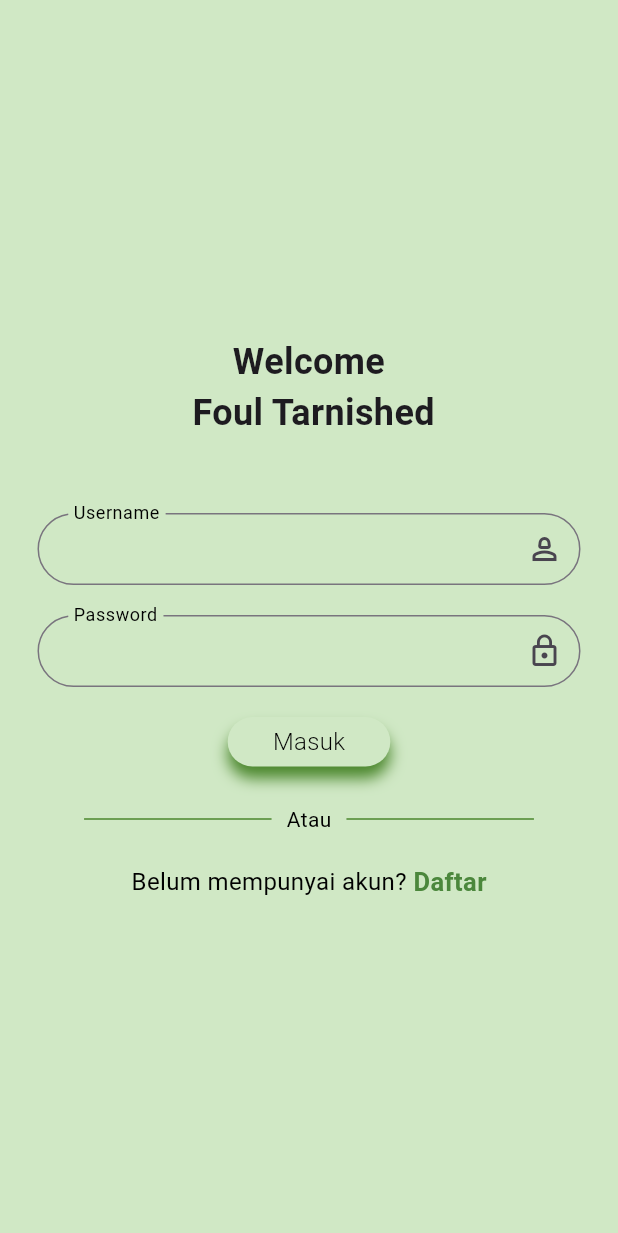
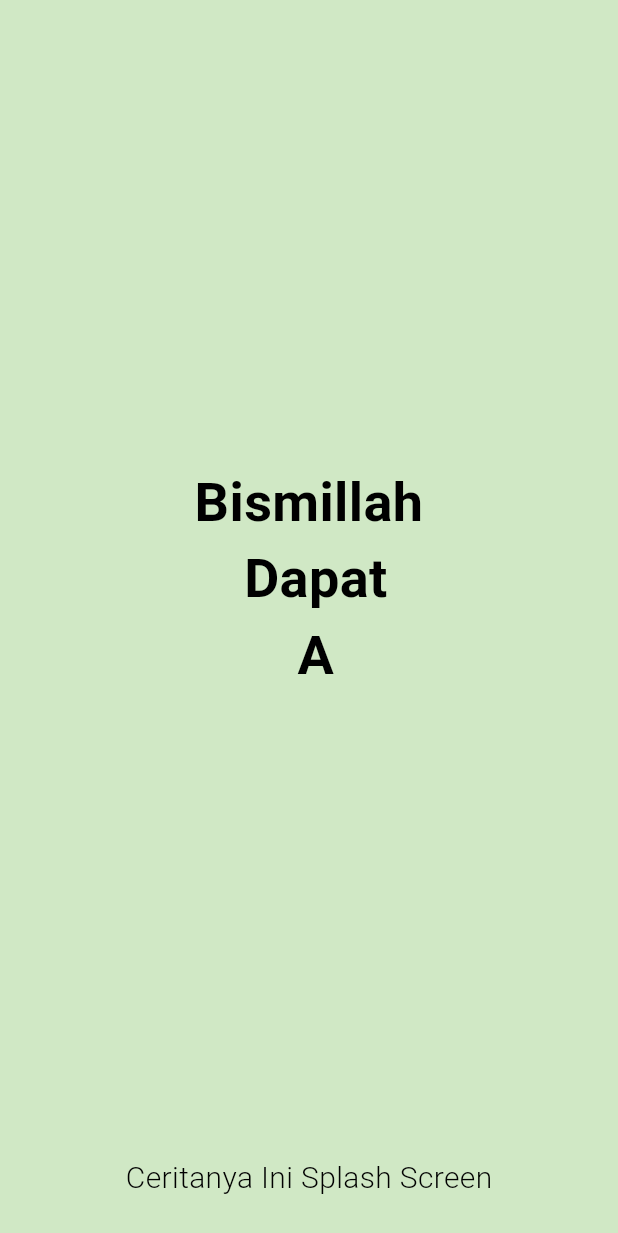
Before and after one commit to fnt4sia/fp_kriptografi, a Flutter app: the first screen one second after launch, on a phone screen of 412 x 824 dp. Shown: the top 1233 px of the screen. Run offline on Flutter 3.47's test engine with Material 3 defaults, Android fonts, the phone set to English and light mode, and no system bars; our stand-ins replace cloud_firestore, dio, file_picker, firebase_core, firebase_storage, get and 2 more; missing offline and left inert: encrypt; accounts and stored records are empty; Roboto replaces fonts that are missing (OpenSans).

Commit message:
fix : minor fix

```diff
--- a/lib/main.dart
+++ b/lib/main.dart
@@ -20,7 +20,7 @@ class MyApp extends StatelessWidget {
         useMaterial3: true,
       ),
       getPages: AppRoutes.routes,
-      initialRoute: '/login',
+      initialRoute: '/splash',
       debugShowCheckedModeBanner: false,
     );
   }
--- a/lib/routes/routes.dart
+++ b/lib/routes/routes.dart
@@ -2,6 +2,7 @@ import 'package:fp_kriptografi/view/chat_view.dart';
 import 'package:fp_kriptografi/view/home_view.dart';
 import 'package:fp_kriptografi/view/login_view.dart';
 import 'package:fp_kriptografi/view/register_view.dart';
+import 'package:fp_kriptografi/view/splash_view.dart';
 import 'package:get/get.dart';
 
 class AppRoutes {
@@ -22,5 +23,9 @@ class AppRoutes {
       name: '/chat',
       page: () => const ChatPage(),
     ),
+    GetPage(
+      name: '/splash',
+      page: () => const SplashScreen(),
+    ),
   ];
 }
--- a/lib/shared/utils/user_utils.dart
+++ b/lib/shared/utils/user_utils.dart
@@ -1,4 +1,5 @@
 import 'package:cloud_firestore/cloud_firestore.dart';
+import 'package:fp_kriptografi/shared/utils/crpyto_utils.dart';
 import 'package:shared_preferences/shared_preferences.dart';
 
 class UserUtils {
@@ -48,6 +49,7 @@ class UserUtils {
       String lastMessage = '';
       if (chatDoc.exists) {
         lastMessage = chatDoc['lastMessage'] ?? '';
+        lastMessage = CrpytoUtils.superCipher(lastMessage, false);
       }
 
       contacts.add({
--- a/lib/view/home_view.dart
+++ b/lib/view/home_view.dart
@@ -9,12 +9,12 @@ class HomePage extends StatelessWidget {
   Widget build(BuildContext context) {
     final HomeController controller = Get.put(HomeController());
     return Scaffold(
+      backgroundColor: const Color(0xffD0E8C5),
       appBar: AppBar(
         title: const Text(
           "Kripto F nya Fitra",
           style: TextStyle(
-            color: Colors.white,
-          ),
+              color: Colors.white, fontSize: 24, fontWeight: FontWeight.bold),
         ),
         backgroundColor: Colors.teal,
         automaticallyImplyLeading: false,
--- a/lib/view/login_view.dart
+++ b/lib/view/login_view.dart
@@ -24,7 +24,7 @@ class LoginPage extends StatelessWidget {
               mainAxisAlignment: MainAxisAlignment.center,
               children: [
                 const Text(
-                  'Welcome \n Foul Tarnished',
+                  'Welcome \n Maidenless Tarnished',
                   style: TextStyle(
                     fontSize: 24,
                     fontWeight: FontWeight.bold,
--- a/lib/view/register_view.dart
+++ b/lib/view/register_view.dart
@@ -27,7 +27,7 @@ class RegisterPage extends StatelessWidget {
                 const Text(
                   'Welcome \n Maidenless Tarnished',
                   style: TextStyle(
-                    fontSize: 22,
+                    fontSize: 24,
                     fontWeight: FontWeight.bold,
                   ),
                   textAlign: TextAlign.center,
--- /dev/null
+++ b/lib/view/splash_view.dart
@@ -0,0 +1,45 @@
+import 'package:flutter/material.dart';
+import 'package:fp_kriptografi/controller/splash_controller.dart';
+import 'package:get/get.dart';
+
+class SplashScreen extends StatelessWidget {
+  const SplashScreen({super.key});
+
+  @override
+  Widget build(BuildContext context) {
+    Get.put(SplashController());
+    return const Scaffold(
+      backgroundColor: Color(0xffD0E8C5),
+      body: Column(
+        mainAxisAlignment: MainAxisAlignment.center,
+        crossAxisAlignment: CrossAxisAlignment.center,
+        children: [
+          Expanded(
+            child: Center(
+              child: Text(
+                'Bismillah \n Dapat \n A',
+                style: TextStyle(
+                  color: Colors.black,
+                  fontSize: 36,
+                  fontWeight: FontWeight.bold,
+                ),
+                textAlign: TextAlign.center,
+              ),
+            ),
+          ),
+          Padding(
+            padding: EdgeInsets.only(bottom: 24),
+            child: Text(
+              "Ceritanya Ini Splash Screen",
+              style: TextStyle(
+                color: Colors.black,
+                fontSize: 20,
+                fontWeight: FontWeight.w300,
+              ),
+            ),
+          ),
+        ],
+      ),
+    );
+  }
+}
--- a/pubspec.yaml
+++ b/pubspec.yaml
@@ -31,6 +31,7 @@ dependencies:
   cloud_firestore: ^5.5.0
   crypto: ^3.0.6
   cupertino_icons: ^1.0.8
+  dio: ^5.7.0
   encrypt: ^5.0.3
   file_picker: ^8.1.4
   firebase_core: ^3.7.0
@@ -41,6 +42,7 @@ dependencies:
   http: ^1.2.2
   image: ^4.3.0
   path_provider: ^2.1.5
+  permission_handler: ^11.3.1
   shared_preferences: ^2.3.3
 
 dev_dependencies:
```
Also changed, not shown: lib/controller/chat_controller.dart (+106 -7 lines), lib/controller/login_controller.dart (+0 -13 lines), lib/controller/splash_controller.dart (added, +22 -0 lines), lib/shared/utils/crpyto_utils.dart (+92 -2 lines), lib/view/chat_view.dart (+47 -15 lines), pubspec.lock, 3 other files.
